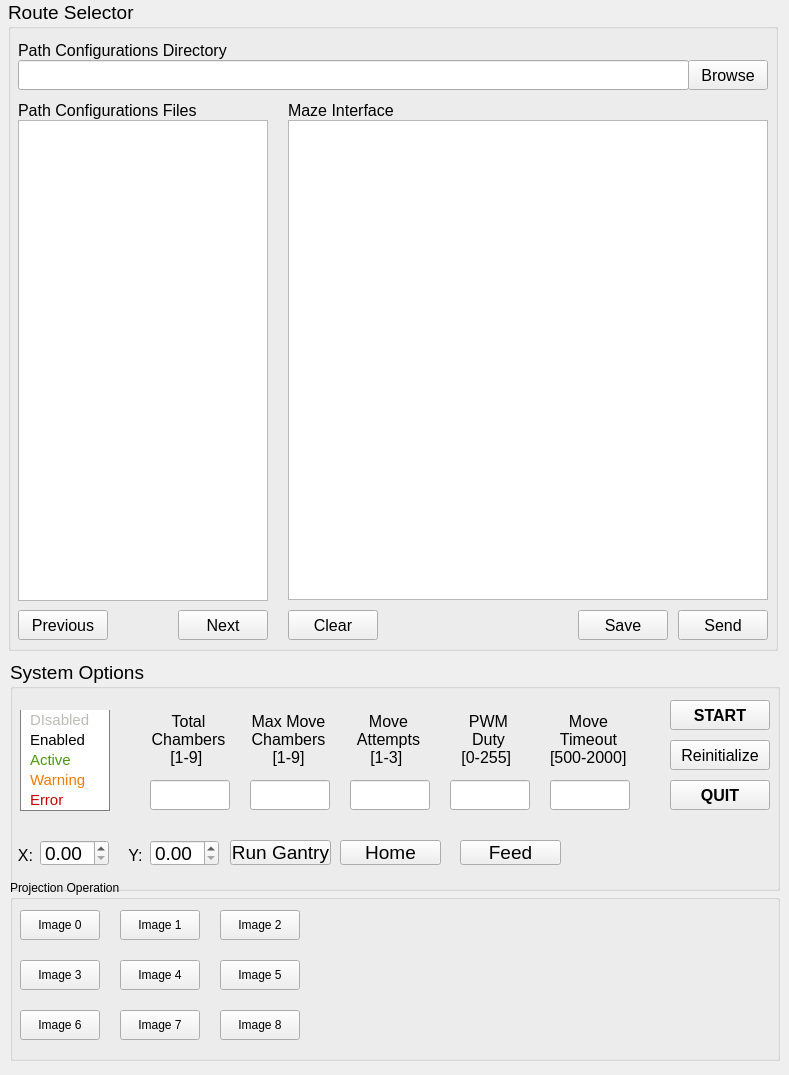
Before: the Qt Designer form src/omniroute_operation/src/three_by_three_interface/interface.ui in NC4Lab/omniroute_ubuntu_ws, drawn with Qt 5.
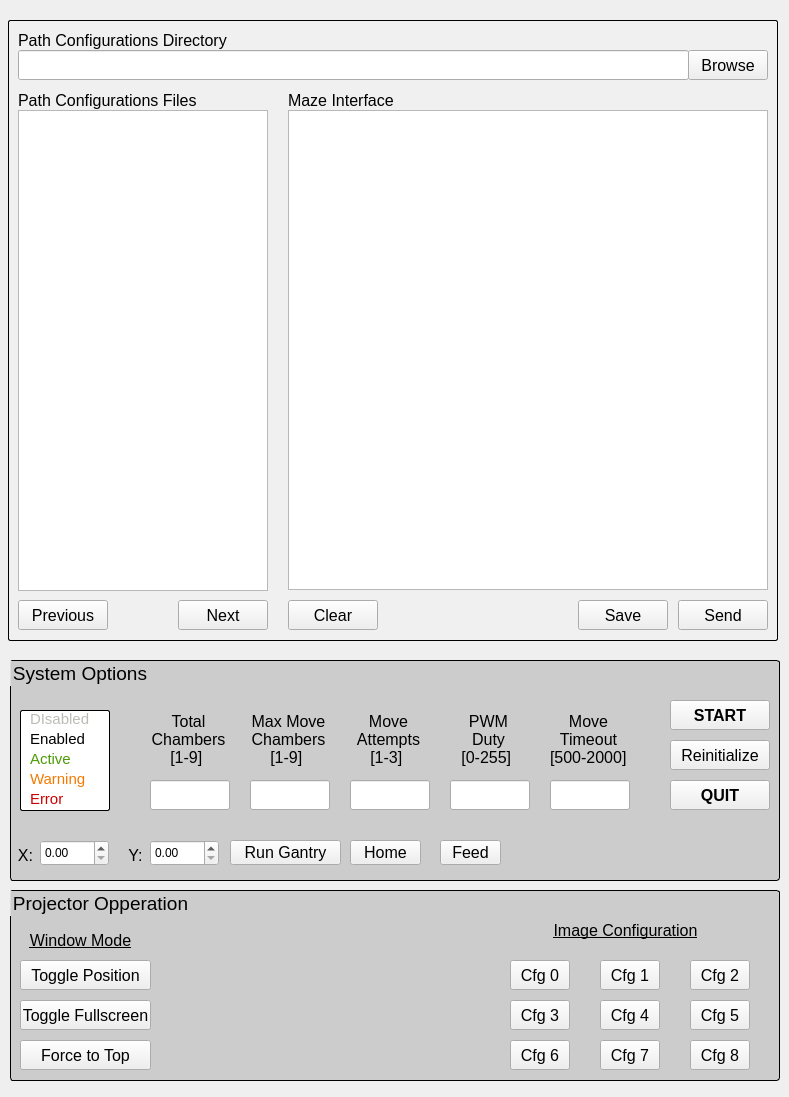
After: the same form once the commit is applied.

Commit message: Progress on projector ros coms and added to gui.

```diff
--- a/src/omniroute_operation/src/three_by_three_interface/interface.ui
+++ b/src/omniroute_operation/src/three_by_three_interface/interface.ui
@@ -10,19 +10,27 @@
     <x>0</x>
     <y>0</y>
     <width>789</width>
-    <height>1075</height>
+    <height>1097</height>
    </rect>
   </property>
   <property name="windowTitle">
    <string>Form</string>
   </property>
+  <property name="styleSheet">
+   <string notr="true">QGroupBox {
+    background-color: #f0f0f0; /* very light gray */
+    border: 1px solid black; /* 1pt solid black border */
+    border-radius: 2px; /* Optional: for slightly rounded corners */
+}
+</string>
+  </property>
   <widget class="QGroupBox" name="selectorGroupBox">
    <property name="geometry">
     <rect>
      <x>8</x>
-     <y>0</y>
+     <y>20</y>
      <width>770</width>
-     <height>651</height>
+     <height>621</height>
     </rect>
    </property>
    <property name="font">
@@ -30,14 +38,22 @@
      <pointsize>14</pointsize>
     </font>
    </property>
+   <property name="styleSheet">
+    <string notr="true">QGroupBox {
+    background-color: #f0f0f0; /* very light gray */
+    border: 1px solid black; /* 1pt solid black border */
+    border-radius: 2px; /* Optional: for slightly rounded corners */
+}
+</string>
+   </property>
    <property name="title">
-    <string>Route Selector</string>
+    <string/>
    </property>
    <widget class="QLineEdit" name="fileDirEdit">
     <property name="geometry">
      <rect>
       <x>10</x>
-      <y>60</y>
+      <y>30</y>
       <width>671</width>
       <height>30</height>
      </rect>
@@ -52,7 +68,7 @@
     <property name="geometry">
      <rect>
       <x>10</x>
-      <y>40</y>
+      <y>10</y>
       <width>221</width>
       <height>21</height>
      </rect>
@@ -70,7 +86,7 @@
     <property name="geometry">
      <rect>
       <x>680</x>
-      <y>60</y>
+      <y>30</y>
       <width>80</width>
       <height>30</height>
      </rect>
@@ -88,7 +104,7 @@
     <property name="geometry">
      <rect>
       <x>10</x>
-      <y>610</y>
+      <y>580</y>
       <width>90</width>
       <height>30</height>
      </rect>
@@ -106,7 +122,7 @@
     <property name="geometry">
      <rect>
       <x>170</x>
-      <y>610</y>
+      <y>580</y>
       <width>90</width>
       <height>30</height>
      </rect>
@@ -124,7 +140,7 @@
     <property name="geometry">
      <rect>
       <x>10</x>
-      <y>120</y>
+      <y>90</y>
       <width>250</width>
       <height>481</height>
      </rect>
@@ -139,7 +155,7 @@
     <property name="geometry">
      <rect>
       <x>280</x>
-      <y>610</y>
+      <y>580</y>
       <width>90</width>
       <height>30</height>
      </rect>
@@ -157,7 +173,7 @@
     <property name="geometry">
      <rect>
       <x>670</x>
-      <y>610</y>
+      <y>580</y>
       <width>90</width>
       <height>30</height>
      </rect>
@@ -175,7 +191,7 @@
     <property name="geometry">
      <rect>
       <x>570</x>
-      <y>610</y>
+      <y>580</y>
       <width>90</width>
       <height>30</height>
      </rect>
@@ -193,7 +209,7 @@
     <property name="geometry">
      <rect>
       <x>10</x>
-      <y>100</y>
+      <y>70</y>
       <width>181</width>
       <height>21</height>
      </rect>
@@ -211,7 +227,7 @@
     <property name="geometry">
      <rect>
       <x>280</x>
-      <y>120</y>
+      <y>90</y>
       <width>480</width>
       <height>480</height>
      </rect>
@@ -221,7 +237,7 @@
     <property name="geometry">
      <rect>
       <x>280</x>
-      <y>100</y>
+      <y>70</y>
       <width>111</width>
       <height>21</height>
      </rect>
@@ -242,7 +258,7 @@
      <x>10</x>
      <y>660</y>
      <width>770</width>
-     <height>231</height>
+     <height>221</height>
     </rect>
    </property>
    <property name="font">
@@ -250,6 +266,13 @@
      <pointsize>14</pointsize>
     </font>
    </property>
+   <property name="styleSheet">
+    <string notr="true">QGroupBox {
+    background-color: #cccccc; /* light gray */
+    border: 1px solid black; /* 1pt solid black border */
+    border-radius: 3px; /* Optional: for slightly rounded corners */
+}</string>
+   </property>
    <property name="title">
     <string>System Options</string>
    </property>
@@ -326,13 +349,14 @@
     </property>
     <property name="text">
      <string>&lt;html&gt;
-&lt;head/&gt;
-&lt;body&gt;
-&lt;p align=&quot;center&quot; style=&quot;line-height:100%;&quot;&gt;Total&lt;br&gt;Chambers&lt;br&gt;[1-9]&lt;/p&gt;
-&lt;/body&gt;
-&lt;/html&gt;
+                        &lt;head/&gt;
+                        &lt;body&gt;
+                        &lt;p align=&quot;center&quot;
+                        style=&quot;line-height:100%;&quot;&gt;Total&lt;br&gt;Chambers&lt;br&gt;[1-9]&lt;/p&gt;
+                        &lt;/body&gt;
+                        &lt;/html&gt;
 
-</string>
+                    </string>
     </property>
     <property name="alignment">
      <set>Qt::AlignCenter</set>
@@ -354,19 +378,18 @@
     </property>
     <property name="styleSheet">
      <string notr="true">QGroupBox {
-    background-color: white;
-    border: 1px solid gray;  /* Optional: Add a border if you want */
-    margin-top: -15px;       /* Adjust this value to hide the title area */
+    background-color: #ffffff; /* very light gray */
+    border: 1px solid black; /* 1pt solid black border */
+    border-radius: 2px; /* Optional: for slightly rounded corners */
 }
-
-QGroupBox::title {
-    subcontrol-origin: margin;
-    subcontrol-position: top center;
-    padding: 0 3px;
-    background-color: transparent;
-    border: none;
-}
-</string>
+                        QGroupBox::title {
+                        subcontrol-origin: margin;
+                        subcontrol-position: top center;
+                        padding: 0 3px;
+                        background-color: transparent;
+                        border: none;
+                        }
+                    </string>
     </property>
     <widget class="QLabel" name="keyLabel_5">
      <property name="geometry">
@@ -374,7 +397,7 @@
        <x>10</x>
        <y>80</y>
        <width>75</width>
-       <height>20</height>
+       <height>19</height>
       </rect>
      </property>
      <property name="font">
@@ -383,7 +406,9 @@
       </font>
      </property>
      <property name="text">
-      <string>&lt;html&gt;&lt;head/&gt;&lt;body&gt;&lt;p&gt;&lt;span style=&quot; color:#cc0000;&quot;&gt;Error&lt;/span&gt;&lt;/p&gt;&lt;/body&gt;&lt;/html&gt;</string>
+      <string>
+                            &lt;html&gt;&lt;head/&gt;&lt;body&gt;&lt;p&gt;&lt;span style=&quot;
+                            color:#cc0000;&quot;&gt;Error&lt;/span&gt;&lt;/p&gt;&lt;/body&gt;&lt;/html&gt;</string>
      </property>
     </widget>
     <widget class="QLabel" name="keyLabel_1">
@@ -392,7 +417,7 @@
        <x>10</x>
        <y>0</y>
        <width>75</width>
-       <height>20</height>
+       <height>19</height>
       </rect>
      </property>
      <property name="font">
@@ -401,7 +426,9 @@
       </font>
      </property>
      <property name="text">
-      <string>&lt;html&gt;&lt;head/&gt;&lt;body&gt;&lt;p&gt;&lt;span style=&quot; color:#babdb6;&quot;&gt;DIsabled&lt;/span&gt;&lt;/p&gt;&lt;/body&gt;&lt;/html&gt;</string>
+      <string>
+                            &lt;html&gt;&lt;head/&gt;&lt;body&gt;&lt;p&gt;&lt;span style=&quot;
+                            color:#babdb6;&quot;&gt;DIsabled&lt;/span&gt;&lt;/p&gt;&lt;/body&gt;&lt;/html&gt;</string>
      </property>
     </widget>
     <widget class="QLabel" name="keyLabel_2">
@@ -410,7 +437,7 @@
        <x>10</x>
        <y>20</y>
        <width>75</width>
-       <height>20</height>
+       <height>19</height>
       </rect>
      </property>
      <property name="font">
@@ -419,7 +446,9 @@
       </font>
      </property>
      <property name="text">
-      <string>&lt;html&gt;&lt;head/&gt;&lt;body&gt;&lt;p&gt;&lt;span style=&quot; color:#000000;&quot;&gt;Enabled&lt;/span&gt;&lt;/p&gt;&lt;/body&gt;&lt;/html&gt;</string>
+      <string>
+                            &lt;html&gt;&lt;head/&gt;&lt;body&gt;&lt;p&gt;&lt;span style=&quot;
+                            color:#000000;&quot;&gt;Enabled&lt;/span&gt;&lt;/p&gt;&lt;/body&gt;&lt;/html&gt;</string>
      </property>
     </widget>
     <widget class="QLabel" name="keyLabel_4">
@@ -428,7 +457,7 @@
        <x>10</x>
        <y>60</y>
        <width>75</width>
-       <height>20</height>
+       <height>19</height>
       </rect>
      </property>
      <property name="font">
@@ -437,7 +466,9 @@
       </font>
      </property>
      <property name="text">
-      <string>&lt;html&gt;&lt;head/&gt;&lt;body&gt;&lt;p&gt;&lt;span style=&quot; color:#f57900;&quot;&gt;Warning&lt;/span&gt;&lt;/p&gt;&lt;/body&gt;&lt;/html&gt;</string>
+      <string>
+                            &lt;html&gt;&lt;head/&gt;&lt;body&gt;&lt;p&gt;&lt;span style=&quot;
+                            color:#f57900;&quot;&gt;Warning&lt;/span&gt;&lt;/p&gt;&lt;/body&gt;&lt;/html&gt;</string>
      </property>
     </widget>
     <widget class="QLabel" name="keyLabel_3">
@@ -446,7 +477,7 @@
        <x>10</x>
        <y>40</y>
        <width>75</width>
-       <height>20</height>
+       <height>19</height>
       </rect>
      </property>
      <property name="font">
@@ -455,7 +486,9 @@
       </font>
      </property>
      <property name="text">
-      <string>&lt;html&gt;&lt;head/&gt;&lt;body&gt;&lt;p&gt;&lt;span style=&quot; color:#4e9a06;&quot;&gt;Active&lt;/span&gt;&lt;/p&gt;&lt;/body&gt;&lt;/html&gt;</string>
+      <string>
+                            &lt;html&gt;&lt;head/&gt;&lt;body&gt;&lt;p&gt;&lt;span style=&quot;
+                            color:#4e9a06;&quot;&gt;Active&lt;/span&gt;&lt;/p&gt;&lt;/body&gt;&lt;/html&gt;</string>
      </property>
     </widget>
    </widget>
@@ -476,11 +509,12 @@
     </property>
     <property name="text">
      <string>&lt;html&gt;
-&lt;head/&gt;
-&lt;body&gt;
-&lt;p align=&quot;center&quot; style=&quot;line-height:100%;&quot;&gt;Max Move&lt;br&gt;Chambers&lt;br&gt;[1-9]&lt;/p&gt;
-&lt;/body&gt;
-&lt;/html&gt;</string>
+                        &lt;head/&gt;
+                        &lt;body&gt;
+                        &lt;p align=&quot;center&quot; style=&quot;line-height:100%;&quot;&gt;Max
+                        Move&lt;br&gt;Chambers&lt;br&gt;[1-9]&lt;/p&gt;
+                        &lt;/body&gt;
+                        &lt;/html&gt;</string>
     </property>
     <property name="alignment">
      <set>Qt::AlignCenter</set>
@@ -503,12 +537,13 @@
     </property>
     <property name="text">
      <string>&lt;html&gt;
-&lt;head/&gt;
-&lt;body&gt;
-&lt;p align=&quot;center&quot; style=&quot;line-height:100%;&quot;&gt;Move&lt;br&gt;Attempts&lt;br&gt;[1-3]&lt;/p&gt;
-&lt;/body&gt;
-&lt;/html&gt;
-</string>
+                        &lt;head/&gt;
+                        &lt;body&gt;
+                        &lt;p align=&quot;center&quot;
+                        style=&quot;line-height:100%;&quot;&gt;Move&lt;br&gt;Attempts&lt;br&gt;[1-3]&lt;/p&gt;
+                        &lt;/body&gt;
+                        &lt;/html&gt;
+                    </string>
     </property>
     <property name="alignment">
      <set>Qt::AlignCenter</set>
@@ -531,12 +566,13 @@
     </property>
     <property name="text">
      <string>&lt;html&gt;
-&lt;head/&gt;
-&lt;body&gt;
-&lt;p align=&quot;center&quot; style=&quot;line-height:100%;&quot;&gt;PWM&lt;br&gt;Duty&lt;br&gt;[0-255]&lt;/p&gt;
-&lt;/body&gt;
-&lt;/html&gt;
-</string>
+                        &lt;head/&gt;
+                        &lt;body&gt;
+                        &lt;p align=&quot;center&quot;
+                        style=&quot;line-height:100%;&quot;&gt;PWM&lt;br&gt;Duty&lt;br&gt;[0-255]&lt;/p&gt;
+                        &lt;/body&gt;
+                        &lt;/html&gt;
+                    </string>
     </property>
     <property name="alignment">
      <set>Qt::AlignCenter</set>
@@ -559,12 +595,13 @@
     </property>
     <property name="text">
      <string>&lt;html&gt;
-&lt;head/&gt;
-&lt;body&gt;
-&lt;p align=&quot;center&quot; style=&quot;line-height:100%;&quot;&gt;Move&lt;br&gt;Timeout&lt;br&gt;[500-2000]&lt;/p&gt;
-&lt;/body&gt;
-&lt;/html&gt;
-</string>
+                        &lt;head/&gt;
+                        &lt;body&gt;
+                        &lt;p align=&quot;center&quot;
+                        style=&quot;line-height:100%;&quot;&gt;Move&lt;br&gt;Timeout&lt;br&gt;[500-2000]&lt;/p&gt;
+                        &lt;/body&gt;
+                        &lt;/html&gt;
+                    </string>
     </property>
     <property name="alignment">
      <set>Qt::AlignCenter</set>
@@ -694,7 +731,8 @@
      </font>
     </property>
     <property name="text">
-     <string>&lt;html&gt;&lt;head/&gt;&lt;body&gt;&lt;p align=&quot;center&quot;&gt;Y:&lt;/p&gt;&lt;/body&gt;&lt;/html&gt;</string>
+     <string>&lt;html&gt;&lt;head/&gt;&lt;body&gt;&lt;p
+                        align=&quot;center&quot;&gt;Y:&lt;/p&gt;&lt;/body&gt;&lt;/html&gt;</string>
     </property>
     <property name="alignment">
      <set>Qt::AlignCenter</set>
@@ -705,10 +743,15 @@
      <rect>
       <x>220</x>
       <y>180</y>
-      <width>101</width>
+      <width>111</width>
       <height>25</height>
      </rect>
     </property>
+    <property name="font">
+     <font>
+      <pointsize>12</pointsize>
+     </font>
+    </property>
     <property name="text">
      <string>Run Gantry</string>
     </property>
@@ -729,7 +772,8 @@
      </font>
     </property>
     <property name="text">
-     <string>&lt;html&gt;&lt;head/&gt;&lt;body&gt;&lt;p align=&quot;center&quot;&gt;X:&lt;/p&gt;&lt;/body&gt;&lt;/html&gt;</string>
+     <string>&lt;html&gt;&lt;head/&gt;&lt;body&gt;&lt;p
+                        align=&quot;center&quot;&gt;X:&lt;/p&gt;&lt;/body&gt;&lt;/html&gt;</string>
     </property>
     <property name="alignment">
      <set>Qt::AlignCenter</set>
@@ -754,12 +798,17 @@
    <widget class="QPushButton" name="homeGantryBtn">
     <property name="geometry">
      <rect>
-      <x>330</x>
+      <x>340</x>
       <y>180</y>
-      <width>101</width>
+      <width>71</width>
       <height>25</height>
      </rect>
     </property>
+    <property name="font">
+     <font>
+      <pointsize>12</pointsize>
+     </font>
+    </property>
     <property name="text">
      <string>Home</string>
     </property>
@@ -767,12 +816,17 @@
    <widget class="QPushButton" name="pumpGantryBtn">
     <property name="geometry">
      <rect>
-      <x>450</x>
+      <x>430</x>
       <y>180</y>
-      <width>101</width>
+      <width>61</width>
       <height>25</height>
      </rect>
     </property>
+    <property name="font">
+     <font>
+      <pointsize>12</pointsize>
+     </font>
+    </property>
     <property name="text">
      <string>Feed</string>
     </property>
@@ -782,129 +836,291 @@
    <property name="geometry">
     <rect>
      <x>10</x>
-     <y>880</y>
+     <y>890</y>
      <width>770</width>
-     <height>181</height>
+     <height>191</height>
     </rect>
    </property>
+   <property name="font">
+    <font>
+     <pointsize>14</pointsize>
+    </font>
+   </property>
+   <property name="styleSheet">
+    <string notr="true">QGroupBox {
+    background-color: #cccccc; /* light gray */
+    border: 1px solid black; /* 1pt solid black border */
+    border-radius: 3px; /* Optional: for slightly rounded corners */
+}
+</string>
+   </property>
    <property name="title">
-    <string>Projection Operation</string>
+    <string>Projector Opperation</string>
    </property>
    <widget class="QPushButton" name="showProjectionBtn_0">
     <property name="geometry">
      <rect>
-      <x>10</x>
-      <y>30</y>
-      <width>80</width>
+      <x>500</x>
+      <y>110</y>
+      <width>60</width>
       <height>30</height>
      </rect>
     </property>
+    <property name="font">
+     <font>
+      <pointsize>12</pointsize>
+     </font>
+    </property>
     <property name="text">
-     <string>Image 0</string>
+     <string>Cfg 3</string>
     </property>
    </widget>
    <widget class="QPushButton" name="showProjectionBtn_1">
     <property name="geometry">
      <rect>
-      <x>110</x>
-      <y>30</y>
-      <width>80</width>
+      <x>590</x>
+      <y>150</y>
+      <width>60</width>
       <height>30</height>
      </rect>
     </property>
+    <property name="font">
+     <font>
+      <pointsize>12</pointsize>
+     </font>
+    </property>
     <property name="text">
-     <string>Image 1</string>
+     <string>Cfg 7</string>
     </property>
    </widget>
    <widget class="QPushButton" name="showProjectionBtn_2">
     <property name="geometry">
      <rect>
-      <x>210</x>
-      <y>30</y>
-      <width>80</width>
+      <x>680</x>
+      <y>110</y>
+      <width>60</width>
       <height>30</height>
      </rect>
     </property>
+    <property name="font">
+     <font>
+      <pointsize>12</pointsize>
+     </font>
+    </property>
     <property name="text">
-     <string>Image 2</string>
+     <string>Cfg 5</string>
     </property>
    </widget>
    <widget class="QPushButton" name="showProjectionBtn_3">
     <property name="geometry">
      <rect>
-      <x>10</x>
-      <y>80</y>
-      <width>80</width>
+      <x>680</x>
+      <y>150</y>
+      <width>60</width>
       <height>30</height>
      </rect>
     </property>
+    <property name="font">
+     <font>
+      <pointsize>12</pointsize>
+     </font>
+    </property>
     <property name="text">
-     <string>Image 3</string>
+     <string>Cfg 8</string>
     </property>
    </widget>
    <widget class="QPushButton" name="showProjectionBtn_4">
     <property name="geometry">
      <rect>
-      <x>110</x>
-      <y>80</y>
-      <width>80</width>
+      <x>500</x>
+      <y>150</y>
+      <width>60</width>
       <height>30</height>
      </rect>
     </property>
+    <property name="font">
+     <font>
+      <pointsize>12</pointsize>
+     </font>
+    </property>
     <property name="text">
-     <string>Image 4</string>
+     <string>Cfg 6</string>
     </property>
    </widget>
    <widget class="QPushButton" name="showProjectionBtn_5">
     <property name="geometry">
      <rect>
-      <x>210</x>
-      <y>80</y>
-      <width>80</width>
+      <x>500</x>
+      <y>70</y>
+      <width>60</width>
       <height>30</height>
      </rect>
     </property>
+    <property name="font">
+     <font>
+      <pointsize>12</pointsize>
+     </font>
+    </property>
     <property name="text">
-     <string>Image 5</string>
+     <string>Cfg 0</string>
     </property>
    </widget>
    <widget class="QPushButton" name="showProjectionBtn_6">
     <property name="geometry">
      <rect>
+      <x>680</x>
+      <y>70</y>
+      <width>60</width>
+      <height>30</height>
+     </rect>
+    </property>
+    <property name="font">
+     <font>
+      <pointsize>12</pointsize>
+     </font>
+    </property>
+    <property name="text">
+     <string>Cfg 2</string>
+    </property>
+   </widget>
+   <widget class="QPushButton" name="projImgCfgBtn_4">
+    <property name="geometry">
+     <rect>
+      <x>590</x>
+      <y>110</y>
+      <width>60</width>
+      <height>30</height>
+     </rect>
+    </property>
+    <property name="font">
+     <font>
+      <pointsize>12</pointsize>
+     </font>
+    </property>
+    <property name="text">
+     <string>Cfg 4</string>
+    </property>
+   </widget>
+   <widget class="QPushButton" name="projImgCfgBtn_1">
+    <property name="geometry">
+     <rect>
+      <x>590</x>
+      <y>70</y>
+      <width>60</width>
+      <height>30</height>
+     </rect>
+    </property>
+    <property name="font">
+     <font>
+      <pointsize>12</pointsize>
+     </font>
+    </property>
+    <property name="text">
+     <string>Cfg 1</string>
+    </property>
+   </widget>
+   <widget class="QLabel" name="projImgCfgLabel">
+    <property name="geometry">
+     <rect>
+      <x>530</x>
+      <y>30</y>
+      <width>171</width>
+      <height>21</height>
+     </rect>
+    </property>
+    <property name="font">
+     <font>
+      <pointsize>12</pointsize>
+      <underline>true</underline>
+     </font>
+    </property>
+    <property name="text">
+     <string>&lt;html&gt;&lt;head/&gt;&lt;body&gt;&lt;p align=&quot;center&quot;&gt;Image Configuration&lt;/p&gt;&lt;/body&gt;&lt;/html&gt;</string>
+    </property>
+    <property name="alignment">
+     <set>Qt::AlignCenter</set>
+    </property>
+   </widget>
+   <widget class="QLabel" name="projImgCfgLabel_2">
+    <property name="geometry">
+     <rect>
       <x>10</x>
-      <y>130</y>
-      <width>80</width>
+      <y>40</y>
+      <width>121</width>
+      <height>21</height>
+     </rect>
+    </property>
+    <property name="font">
+     <font>
+      <pointsize>12</pointsize>
+      <underline>true</underline>
+     </font>
+    </property>
+    <property name="text">
+     <string>&lt;html&gt;&lt;head/&gt;&lt;body&gt;&lt;p align=&quot;center&quot;&gt;Window Mode&lt;/p&gt;&lt;/body&gt;&lt;/html&gt;</string>
+    </property>
+    <property name="alignment">
+     <set>Qt::AlignCenter</set>
+    </property>
+   </widget>
+   <widget class="QPushButton" name="projWinTogPosBtn">
+    <property name="geometry">
+     <rect>
+      <x>10</x>
+      <y>70</y>
+      <width>131</width>
       <height>30</height>
      </rect>
     </property>
+    <property name="font">
+     <font>
+      <pointsize>12</pointsize>
+      <weight>50</weight>
+      <bold>false</bold>
+     </font>
+    </property>
     <property name="text">
-     <string>Image 6</string>
+     <string>Toggle Position</string>
     </property>
    </widget>
    <widget class="QPushButton" name="showProjectionBtn_7">
     <property name="geometry">
      <rect>
-      <x>110</x>
-      <y>130</y>
-      <width>80</width>
+      <x>10</x>
+      <y>110</y>
+      <width>131</width>
       <height>30</height>
      </rect>
     </property>
+    <property name="font">
+     <font>
+      <pointsize>12</pointsize>
+      <weight>50</weight>
+      <bold>false</bold>
+     </font>
+    </property>
     <property name="text">
-     <string>Image 7</string>
+     <string>Toggle Fullscreen</string>
     </property>
    </widget>
    <widget class="QPushButton" name="showProjectionBtn_8">
     <property name="geometry">
      <rect>
-      <x>210</x>
-      <y>130</y>
-      <width>80</width>
+      <x>10</x>
+      <y>150</y>
+      <width>131</width>
       <height>30</height>
      </rect>
     </property>
+    <property name="font">
+     <font>
+      <pointsize>12</pointsize>
+      <weight>50</weight>
+      <bold>false</bold>
+     </font>
+    </property>
     <property name="text">
-     <string>Image 8</string>
+     <string>Force to Top</string>
     </property>
    </widget>
   </widget>
```
Left out of the diff: 18 changed lines with no effect on the pictures. The commit also changes 2 other files.
